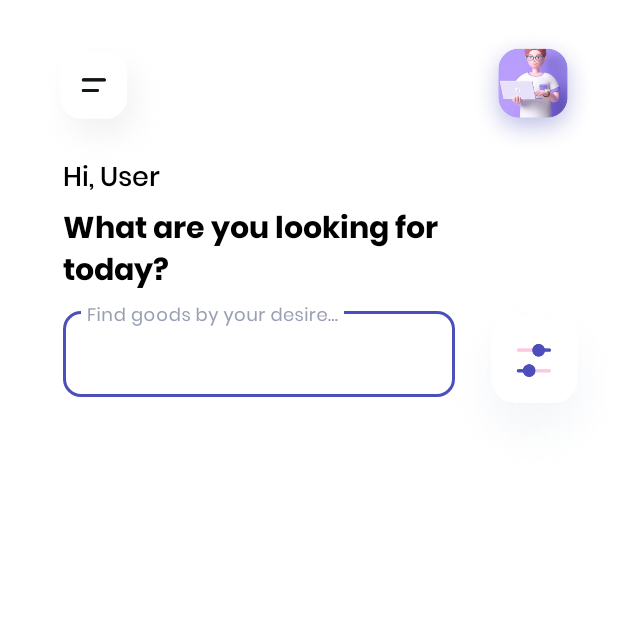
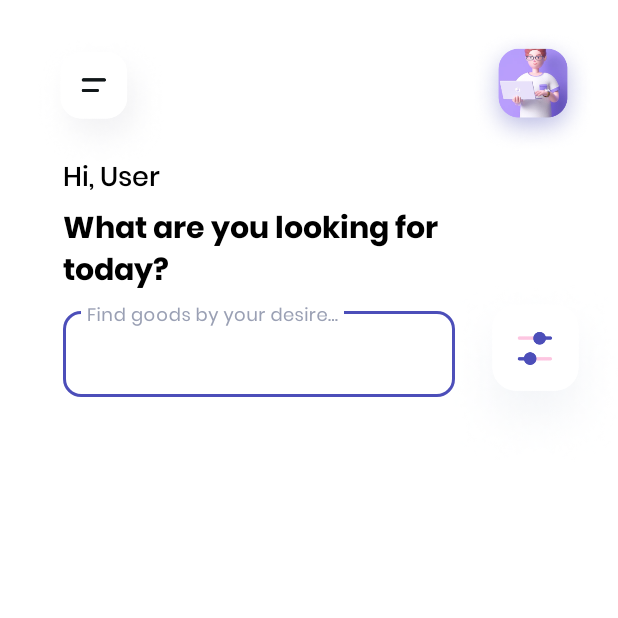
Before and after one commit to putyasekar/ReChancesWithoutModular, an Android app: the HomeActivity screen opened directly, with no data from a screen before it, on a phone screen of 412 x 824 dp, the top half of it. Run offline under Robolectric (Android 15) with nearby library versions, the phone set to English and light mode, and no system bars.

Commit message:
9 cleaning pt.3

```diff
--- a/app/src/main/res/layout/activity_home.xml
+++ b/app/src/main/res/layout/activity_home.xml
@@ -105,10 +105,10 @@
             android:src="@drawable/filter"
             app:layout_constraintBottom_toBottomOf="@+id/search_field"
             app:layout_constraintEnd_toEndOf="parent"
-            app:layout_constraintHorizontal_bias="0.895"
+            app:layout_constraintHorizontal_bias="0.882"
             app:layout_constraintStart_toEndOf="@+id/search_field"
             app:layout_constraintTop_toBottomOf="@+id/welcome_text"
-            app:layout_constraintVertical_bias="0.0" />
+            app:layout_constraintVertical_bias="0.16" />
 
         <androidx.recyclerview.widget.RecyclerView
             android:id="@+id/rv_categories_1"
@@ -119,9 +119,10 @@
             android:layout_marginRight="10dp"
             app:layout_constraintBottom_toBottomOf="parent"
             app:layout_constraintEnd_toEndOf="parent"
+            app:layout_constraintHorizontal_bias="0.526"
             app:layout_constraintStart_toStartOf="parent"
             app:layout_constraintTop_toBottomOf="@id/search_field"
-            app:layout_constraintVertical_bias="0.032" />
+            app:layout_constraintVertical_bias="0.0" />
 
         <androidx.recyclerview.widget.RecyclerView
             android:id="@+id/rv_categories_2"
```
